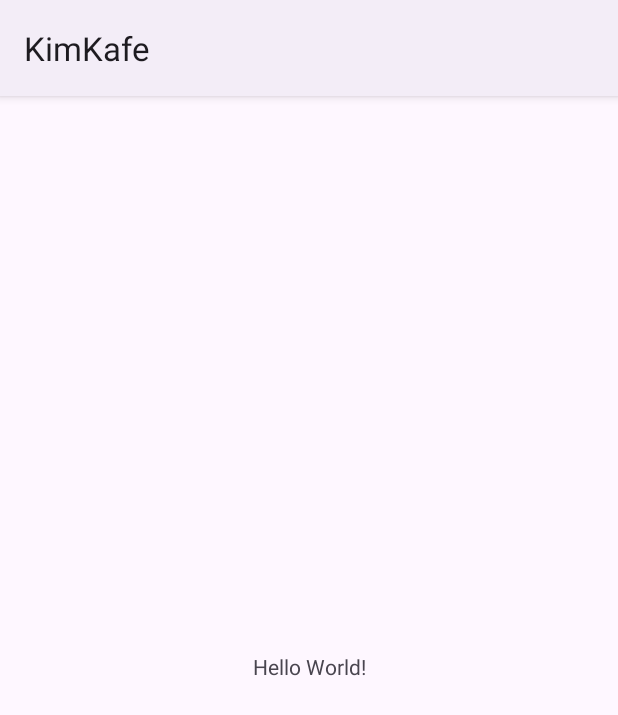
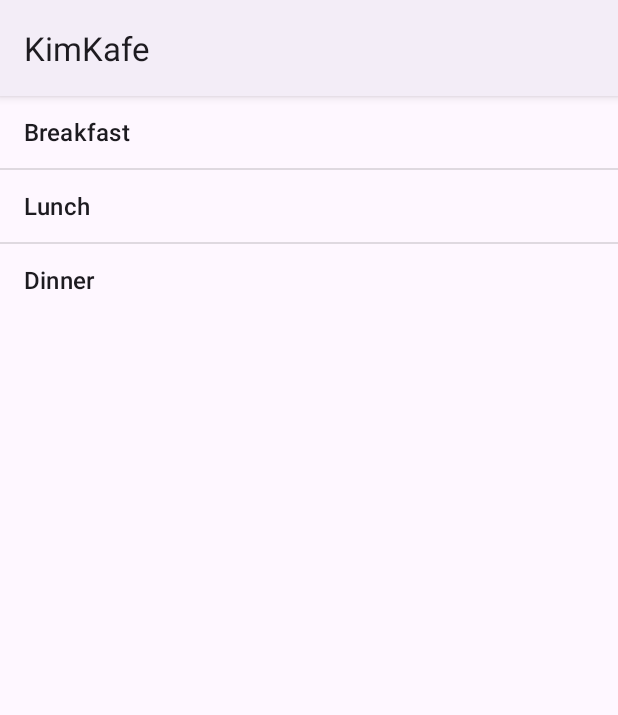
Before and after one commit to kijo534/CategoryDetailExampleApp, an Android app: the screen it shows after launch (MainActivity), on a phone screen of 412 x 824 dp. Shown: the top 715 px of the screen. Run offline under Robolectric (Android 15) with nearby library versions, the phone set to English and light mode, and no system bars.

Commit message:
Added images, Lunch array, and a list view

```diff
--- a/app/src/main/java/com/example/categorydetailapp/Food.java
+++ b/app/src/main/java/com/example/categorydetailapp/Food.java
@@ -5,6 +5,19 @@ public class Food {
     private String desc;
     private double price;
     private int imageResourceID;
+
+    public static final Food[] Breakfast = {
+            new Food()
+    };
+
+    public static final Food[] Lunch = {
+            new Food("Burger", "Double Cheeseburger", 7.99, R.drawable.burger),
+
+            new Food("French Fries", "Very Crispy French Fries", 4.99, R.drawable.fries),
+
+            new Food("Meatball Sub", "Marinara sauce and Meatball", 6.99, R.drawable.meatball),
+    };
+
 
     //Constructor
     public Food(String name, String desc, double price, int imageResourceID) {
--- a/app/src/main/res/layout/activity_main.xml
+++ b/app/src/main/res/layout/activity_main.xml
@@ -1,18 +1,16 @@
 <?xml version="1.0" encoding="utf-8"?>
-<androidx.constraintlayout.widget.ConstraintLayout xmlns:android="http://schemas.android.com/apk/res/android"
+<androidx.appcompat.widget.LinearLayoutCompat xmlns:android="http://schemas.android.com/apk/res/android"
     xmlns:app="http://schemas.android.com/apk/res-auto"
     xmlns:tools="http://schemas.android.com/tools"
     android:layout_width="match_parent"
     android:layout_height="match_parent"
-    tools:context=".MainActivity">
+    tools:context=".MainActivity"
+    android:orientation="vertical">
 
-    <TextView
-        android:layout_width="wrap_content"
+
+    <ListView
+        android:id="@+id/list_options"
+        android:layout_width="match_parent"
         android:layout_height="wrap_content"
-        android:text="Hello World!"
-        app:layout_constraintBottom_toBottomOf="parent"
-        app:layout_constraintEnd_toEndOf="parent"
-        app:layout_constraintStart_toStartOf="parent"
-        app:layout_constraintTop_toTopOf="parent" />
-
-</androidx.constraintlayout.widget.ConstraintLayout>
+        android:entries="@array/Options"
+        /></androidx.appcompat.widget.LinearLayoutCompat>
--- a/app/src/main/res/values/strings.xml
+++ b/app/src/main/res/values/strings.xml
@@ -1,3 +1,8 @@
 <resources>
     <string name="app_name">KimKafe</string>
+    <string-array name="Options">
+        <item>Breakfast</item>
+        <item>Lunch</item>
+        <item>Dinner</item>
+    </string-array>
 </resources>
```
Also changed, not shown: app/src/main/res/drawable/bagel.jpeg (added), app/src/main/res/drawable/burger.jpg (added), app/src/main/res/drawable/eggs.jpg (added), app/src/main/res/drawable/fries.jpg (added), app/src/main/res/drawable/meatball.jpg (added), 6 other files.
